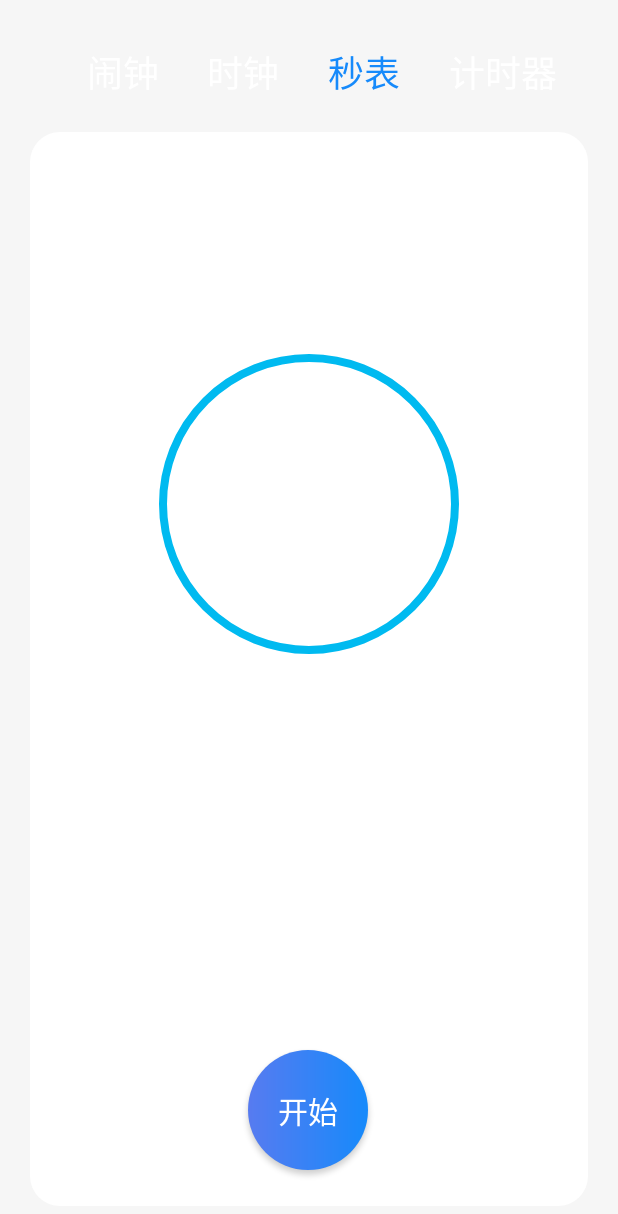
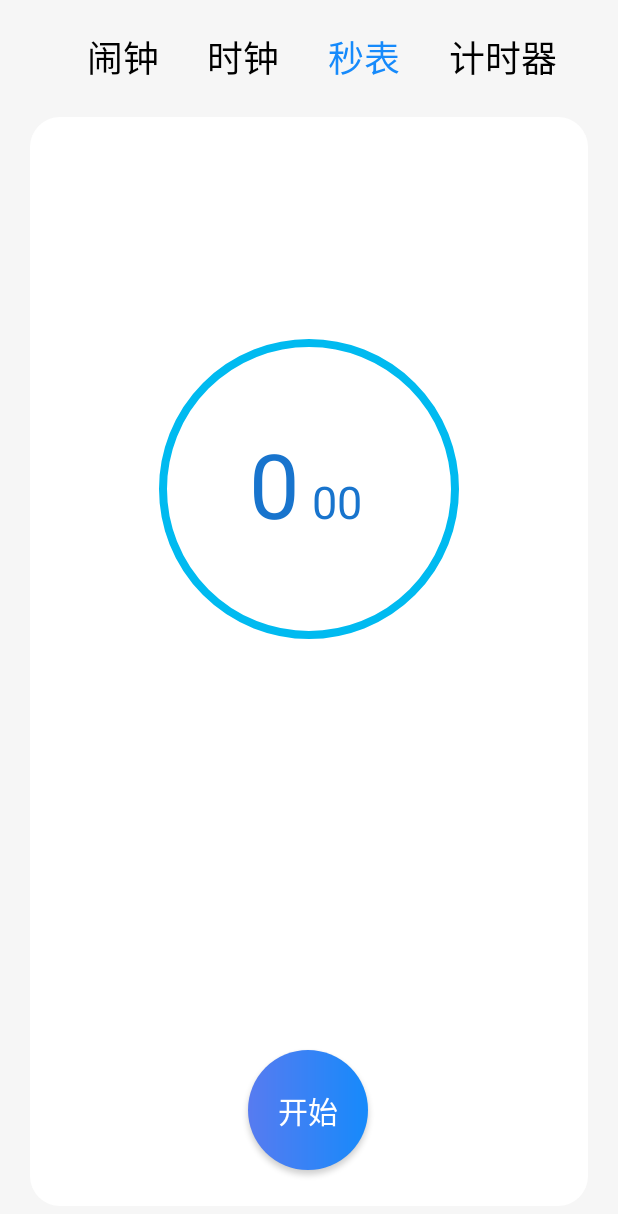
Before and after one commit to InkMarks/aueUI_Fileexplorer_Demo, an Android app: the screen it shows after launch (MainActivity), after a tap on "秒表", on a phone screen of 412 x 824 dp. Shown: the top 1214 px of the screen. Run offline under Robolectric (Android 15) with nearby library versions, the phone set to English and light mode, and no system bars; 2 other taps on this screen came first.

Commit message:
Add stopwatch function

```diff
--- a/app/src/main/AndroidManifest.xml
+++ b/app/src/main/AndroidManifest.xml
@@ -14,6 +14,7 @@
         <activity
             android:name=".MainActivity"
             android:label="@string/app_name"
+            android:screenOrientation="portrait"
             android:theme="@style/AppTheme.NoActionBar">
             <intent-filter>
                 <action android:name="android.intent.action.MAIN" />
@@ -23,6 +24,7 @@
         </activity>
         <activity
             android:name=".Activity.AddAlarm"
+            android:screenOrientation="portrait"
             android:theme="@style/AppTheme.NoActionBar" />
     </application>
 
--- a/app/src/main/java/com/aueui/clock/MainActivity.java
+++ b/app/src/main/java/com/aueui/clock/MainActivity.java
@@ -3,6 +3,7 @@ package com.aueui.clock;
 import android.annotation.SuppressLint;
 import android.content.Intent;
 import android.graphics.Color;
+import android.os.Handler;
 import android.support.annotation.NonNull;
 import android.support.design.widget.FloatingActionButton;
 import android.support.design.widget.Snackbar;
@@ -36,10 +37,15 @@ import java.util.List;
 public class MainActivity extends AppCompatActivity implements View.OnClickListener {
 
     private ViewPager mViewPager;
-    private TextView tv_alarm_clock, tv_time, tv_stopwatch, tv_timer, tv_date;
+    private TextView tv_alarm_clock, tv_time, tv_stopwatch, tv_timer, tv_date, tv_min, tv_sec;
     private List<View> views;
     private View alarm, time, stopwatch, timer;
     private Button button;
+    private boolean isPaused = false;
+    private String timePass;
+    private int PassedTime;
+    private boolean isStart = false;
+
 
     @Override
 
@@ -48,6 +54,12 @@ public class MainActivity extends AppCompatActivity implements View.OnClickListe
         setContentView(R.layout.activity_main);
         initView();
         initTime();
+        initStopWatch();
+    }
+
+    private void initStopWatch() {
+        tv_min = stopwatch.findViewById(R.id.tv_min);
+        tv_sec = stopwatch.findViewById(R.id.tv_sec);
     }
 
     @SuppressLint("SetTextI18n")
@@ -55,8 +67,8 @@ public class MainActivity extends AppCompatActivity implements View.OnClickListe
         tv_date = time.findViewById(R.id.date);
         @SuppressLint("SimpleDateFormat") SimpleDateFormat simpleDateFormat = new SimpleDateFormat("MM月dd日");
         Date date = new Date(System.currentTimeMillis());
-        String[] str=new String[]{"","日","一","二","三","四","五","六"};
-        tv_date.setText(simpleDateFormat.format(date)+"\t周"+str [Calendar.DAY_OF_WEEK]);
+        String[] str = new String[]{"", "日", "一", "二", "三", "四", "五", "六"};
+        tv_date.setText(simpleDateFormat.format(date) + "\t周" + str[Calendar.DAY_OF_WEEK]);
     }
 
     private void initView() {
@@ -98,9 +110,9 @@ public class MainActivity extends AppCompatActivity implements View.OnClickListe
                 switch (i) {
                     case 0:
                         tv_alarm_clock.setTextColor(getResources().getColor(R.color.blue));
-                        tv_time.setTextColor(Color.WHITE);
-                        tv_stopwatch.setTextColor(Color.WHITE);
-                        tv_timer.setTextColor(Color.WHITE);
+                        tv_time.setTextColor(Color.BLACK);
+                        tv_stopwatch.setTextColor(Color.BLACK);
+                        tv_timer.setTextColor(Color.BLACK);
                         if (isFromTime) {
                             button.setVisibility(View.VISIBLE);
                             button.setAnimation(AnimationUtils.moveToViewLocation());
@@ -110,19 +122,19 @@ public class MainActivity extends AppCompatActivity implements View.OnClickListe
                         isFromTime = false;
                         break;
                     case 1:
-                        tv_alarm_clock.setTextColor(Color.WHITE);
+                        tv_alarm_clock.setTextColor(Color.BLACK);
                         tv_time.setTextColor(getResources().getColor(R.color.blue));
-                        tv_stopwatch.setTextColor(Color.WHITE);
-                        tv_timer.setTextColor(Color.WHITE);
+                        tv_stopwatch.setTextColor(Color.BLACK);
+                        tv_timer.setTextColor(Color.BLACK);
                         button.setVisibility(View.GONE);
                         button.setAnimation(AnimationUtils.moveToViewBottom());
                         isFromTime = true;
                         break;
                     case 2:
-                        tv_alarm_clock.setTextColor(Color.WHITE);
-                        tv_time.setTextColor(Color.WHITE);
+                        tv_alarm_clock.setTextColor(Color.BLACK);
+                        tv_time.setTextColor(Color.BLACK);
                         tv_stopwatch.setTextColor(getResources().getColor(R.color.blue));
-                        tv_timer.setTextColor(Color.WHITE);
+                        tv_timer.setTextColor(Color.BLACK);
                         if (isFromTime) {
                             button.setVisibility(View.VISIBLE);
                             button.setAnimation(AnimationUtils.moveToViewLocation());
@@ -133,9 +145,9 @@ public class MainActivity extends AppCompatActivity implements View.OnClickListe
                         isFromTime = false;
                         break;
                     case 3:
-                        tv_alarm_clock.setTextColor(Color.WHITE);
-                        tv_time.setTextColor(Color.WHITE);
-                        tv_stopwatch.setTextColor(Color.WHITE);
+                        tv_alarm_clock.setTextColor(Color.BLACK);
+                        tv_time.setTextColor(Color.BLACK);
+                        tv_stopwatch.setTextColor(Color.BLACK);
                         tv_timer.setTextColor(getResources().getColor(R.color.blue));
                         if (isFromTime) {
                             button.setVisibility(View.VISIBLE);
@@ -156,41 +168,95 @@ public class MainActivity extends AppCompatActivity implements View.OnClickListe
         });
     }
 
+    @SuppressLint("HandlerLeak")
+    private Handler handler = new Handler() {
+        public void handleMessage(android.os.Message msg) {
+            switch (msg.what) {
+                case 1:
+                    if (!isPaused) {
+                        setPassedTime();
+                        UpData();
+                    }
+                    handler.sendEmptyMessageDelayed(1, 1000);
+                    break;
+                case 2:
+                    handler.sendEmptyMessage(2);
+                    break;
+            }
+        }
+    };
+
+    private void startTime() {
+        handler.sendEmptyMessageDelayed(1, 1000);
+    }
+
+    private void UpData() {
+        tv_min.setText(getMin());
+        tv_sec.setText(getSec());
+    }
+
+    public void setPassedTime() {
+        PassedTime = PassedTime + 1;
+        timePass = this.getMin() + "" + this.getSec();
+    }
+
+    public CharSequence getMin() {
+        return String.valueOf(PassedTime / 60);
+    }
+
+    public CharSequence getSec() {
+        int sec = PassedTime % 60;
+        return sec < 10 ? "0" + sec : String.valueOf(sec);
+    }
+
     @Override
     public void onClick(View v) {
         switch (v.getId()) {
             case R.id.tv_alarm_clock:
                 tv_alarm_clock.setTextColor(getResources().getColor(R.color.blue));
-                tv_time.setTextColor(Color.WHITE);
-                tv_stopwatch.setTextColor(Color.WHITE);
-                tv_timer.setTextColor(Color.WHITE);
+                tv_time.setTextColor(Color.BLACK);
+                tv_stopwatch.setTextColor(Color.BLACK);
+                tv_timer.setTextColor(Color.BLACK);
                 mViewPager.setCurrentItem(0);
                 break;
             case R.id.tv_time:
-                tv_alarm_clock.setTextColor(Color.WHITE);
+                tv_alarm_clock.setTextColor(Color.BLACK);
                 tv_time.setTextColor(getResources().getColor(R.color.blue));
-                tv_stopwatch.setTextColor(Color.WHITE);
-                tv_timer.setTextColor(Color.WHITE);
+                tv_stopwatch.setTextColor(Color.BLACK);
+                tv_timer.setTextColor(Color.BLACK);
                 mViewPager.setCurrentItem(1);
                 break;
             case R.id.tv_stopwatch:
-                tv_alarm_clock.setTextColor(Color.WHITE);
-                tv_time.setTextColor(Color.WHITE);
+                tv_alarm_clock.setTextColor(Color.BLACK);
+                tv_time.setTextColor(Color.BLACK);
                 tv_stopwatch.setTextColor(getResources().getColor(R.color.blue));
-                tv_timer.setTextColor(Color.WHITE);
+                tv_timer.setTextColor(Color.BLACK);
                 mViewPager.setCurrentItem(2);
                 break;
             case R.id.tv_timer:
-                tv_alarm_clock.setTextColor(Color.WHITE);
-                tv_time.setTextColor(Color.WHITE);
-                tv_stopwatch.setTextColor(Color.WHITE);
+                tv_alarm_clock.setTextColor(Color.BLACK);
+                tv_time.setTextColor(Color.BLACK);
+                tv_stopwatch.setTextColor(Color.BLACK);
                 tv_timer.setTextColor(getResources().getColor(R.color.blue));
                 mViewPager.setCurrentItem(3);
                 break;
             case R.id.button:
-                switch (mViewPager.getCurrentItem()){
+                switch (mViewPager.getCurrentItem()) {
                     case 0:
                         startActivity(new Intent(MainActivity.this, AddAlarm.class));
+                        break;
+                    case 2:
+                        if (!isStart) {
+                            handler.removeMessages(1);
+                            startTime();
+                            isPaused = false;
+                            button.setText("开始");
+                            isStart = true;
+                        } else
+                            isPaused = true;
+                        PassedTime = 0;
+                        button.setText("重置");
+                        isStart = false;
                         break;
                 }
                 break;
--- a/app/src/main/res/layout/activity_main.xml
+++ b/app/src/main/res/layout/activity_main.xml
@@ -16,7 +16,7 @@
         <LinearLayout
             android:id="@+id/linearLayout"
             android:layout_width="match_parent"
-            android:layout_height="48dp"
+            android:layout_height="38dp"
             android:layout_marginStart="8dp"
             android:layout_marginTop="20dp"
             android:layout_marginEnd="8dp"
@@ -30,7 +30,6 @@
                 android:layout_width="wrap_content"
                 android:layout_height="wrap_content"
                 android:layout_marginLeft="50dp"
-                android:layout_marginTop="10dp"
                 android:layout_weight="1"
                 android:text="@string/alarm_clock"
                 android:textColor="#FF168AFB"
@@ -40,30 +39,27 @@
                 android:id="@+id/tv_time"
                 android:layout_width="wrap_content"
                 android:layout_height="wrap_content"
-                android:layout_marginTop="10dp"
                 android:layout_weight="1"
                 android:text="@string/time"
-                android:textColor="#FFFFFF"
+                android:textColor="#000000"
                 android:textSize="24sp" />
 
             <TextView
                 android:id="@+id/tv_stopwatch"
                 android:layout_width="wrap_content"
                 android:layout_height="wrap_content"
-                android:layout_marginTop="10dp"
                 android:layout_weight="1"
                 android:text="@string/Stopwatch"
-                android:textColor="#FFFFFF"
+                android:textColor="#000000"
                 android:textSize="24sp" />
 
             <TextView
                 android:id="@+id/tv_timer"
                 android:layout_width="wrap_content"
                 android:layout_height="wrap_content"
-                android:layout_marginTop="10dp"
                 android:layout_weight="1"
                 android:text="@string/timer"
-                android:textColor="#FFFFFF"
+                android:textColor="#000000"
                 android:textSize="24sp" />
 
         </LinearLayout>
--- a/app/src/main/res/layout/stopwatch.xml
+++ b/app/src/main/res/layout/stopwatch.xml
@@ -6,7 +6,20 @@
     android:layout_height="match_parent"
     android:background="@drawable/round_bg">
 
+    <TextView
+        android:id="@+id/tv_min"
+        android:layout_width="wrap_content"
+        android:layout_height="wrap_content"
+        android:layout_marginStart="60dp"
+        android:layout_marginTop="184dp"
+        android:text="0"
+        android:textColor="#1874CD"
+        android:textSize="60sp"
+        app:layout_constraintStart_toStartOf="@+id/linearLayout3"
+        app:layout_constraintTop_toTopOf="parent" />
+
     <LinearLayout
+        android:id="@+id/linearLayout3"
         android:layout_width="200dp"
         android:layout_height="200dp"
         android:layout_marginStart="8dp"
@@ -17,5 +30,17 @@
         app:layout_constraintEnd_toEndOf="parent"
         app:layout_constraintHorizontal_bias="0.498"
         app:layout_constraintStart_toStartOf="parent"
-        app:layout_constraintTop_toTopOf="parent"></LinearLayout>
+        app:layout_constraintTop_toTopOf="parent" />
+
+    <TextView
+        android:id="@+id/tv_sec"
+        android:layout_width="wrap_content"
+        android:layout_height="wrap_content"
+        android:layout_marginStart="8dp"
+        android:layout_marginTop="216dp"
+        android:text="00"
+        android:textColor="#1874CD"
+        android:textSize="30sp"
+        app:layout_constraintStart_toEndOf="@+id/tv_min"
+        app:layout_constraintTop_toTopOf="parent" />
 </android.support.constraint.ConstraintLayout>
```
Also changed, not shown: app/src/main/res/layout/add_alarm.xml (+6 -6 lines).
